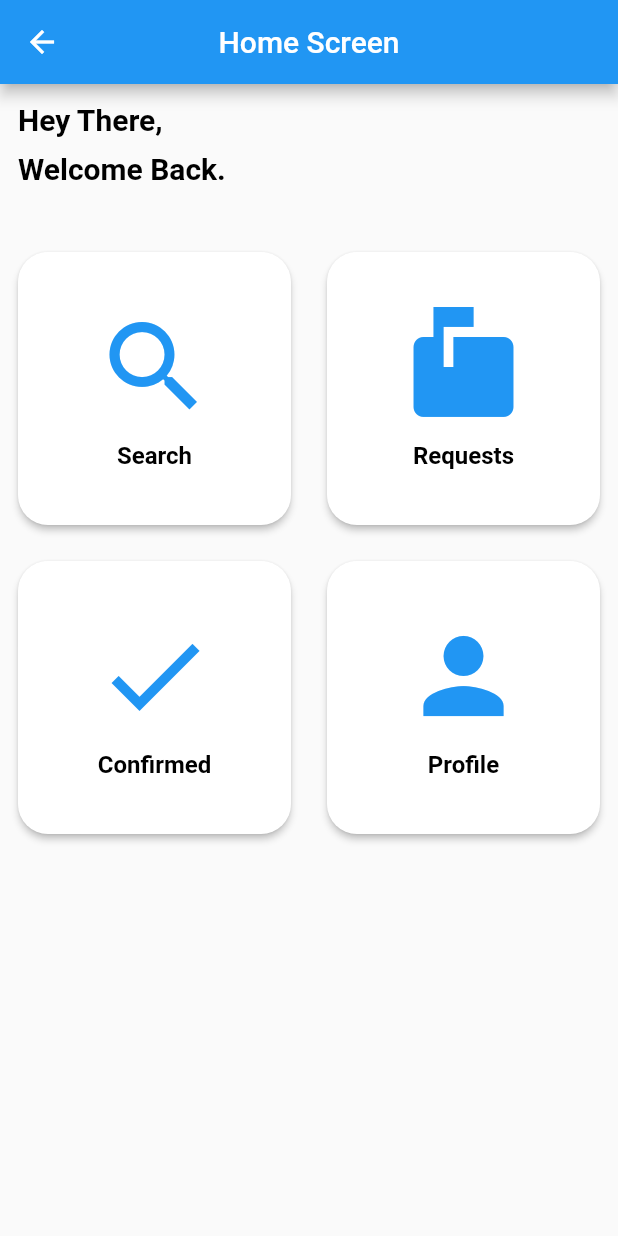
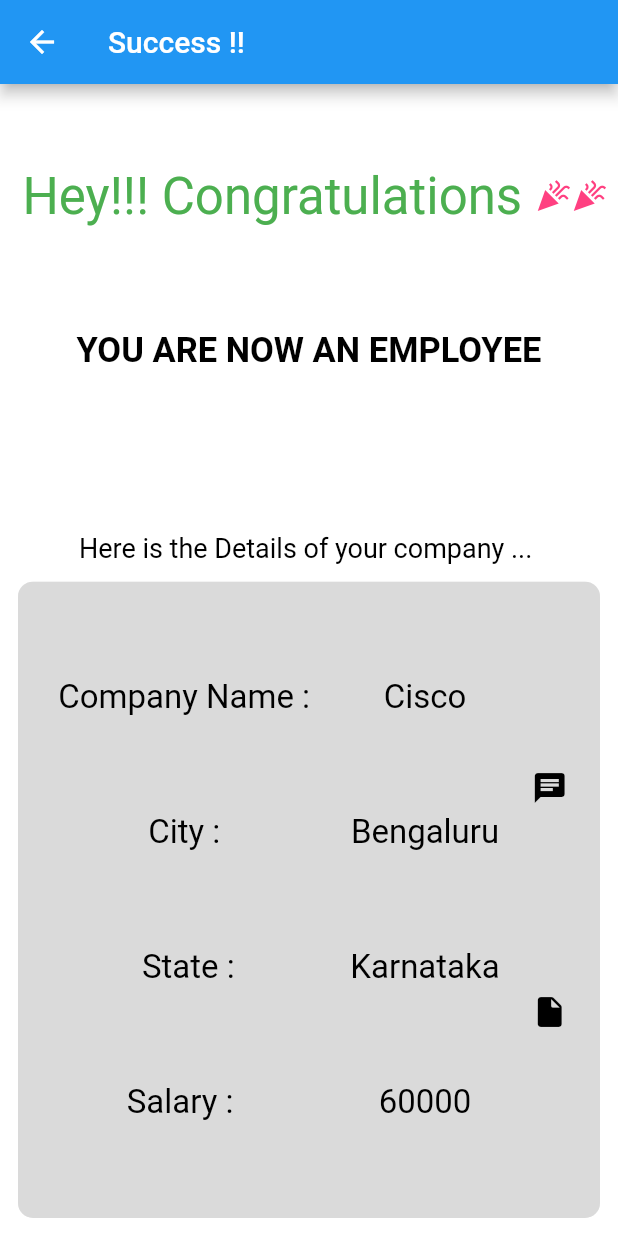
Before and after one commit to santoshparshetty/co-run, a Flutter app: the HomeScreen screen opened by its route, after a tap on "Confirmed", on a phone screen of 412 x 824 dp. Run offline on Flutter 3.47's test engine with Material 2 defaults, Android fonts, the light colour scheme and no system bars; our stand-ins replace cached_network_image, cloud_firestore, file_picker, firebase_auth, firebase_storage, image_picker; missing offline and left inert: pdf_flutter; accounts and stored records are empty.

```diff
--- a/co_run/lib/router/router.dart
+++ b/co_run/lib/router/router.dart
@@ -12,7 +12,7 @@
   static Route<dynamic> generateRoute(RouteSettings settings) {
     switch (settings.name) {
       case Routes.splash:
-        return MaterialPageRoute(builder: (_) => HomeScreen());
+        return MaterialPageRoute(builder: (_) => SplashScreen());
       case Routes.start:
         return MaterialPageRoute(builder: (_) => Start());
       case Routes.authScreen:
--- /dev/null
+++ b/co_run/lib/screens/test_screens/conclusion_page.dart
@@ -0,0 +1,108 @@
+import 'package:flutter/material.dart';
+
+const kcelebrationIcon=    Icon(Icons.celebration,color: Colors.pinkAccent,);
+const kTextStyle = TextStyle(color: Colors.black,fontSize: 22);
+const kCongratsText=TextStyle(color: Colors.green,fontSize: 34);
+
+class ConclusionPage extends StatefulWidget {
+  @override
+  _ConclusionPageState createState() => _ConclusionPageState();
+}
+
+class _ConclusionPageState extends State<ConclusionPage> {
+  String companyName='Cisco';
+  String companyCity='Bengaluru';
+  String companyState='Karnataka';
+  int salary=60000;
+  @override
+  Widget build(BuildContext context) {
+    return  Scaffold(
+      backgroundColor: Colors.white,
+      appBar: AppBar(
+        title: Text('Success !!'),
+      ),
+      body: Column(
+        children: <Widget>[
+          Expanded(
+              child:  Container(
+                child: Row(
+                  mainAxisAlignment: MainAxisAlignment.spaceEvenly,
+            children: <Widget>[
+                 Text('Hey!!! Congratulations ',style: kCongratsText,),
+                 kcelebrationIcon,
+                 kcelebrationIcon
+               ],
+            ),
+               margin: EdgeInsets.all(15),
+              decoration: BoxDecoration(
+              color: Colors.white30,
+                borderRadius: BorderRadius.circular(10.0),
+
+      ),
+          ),),
+          Expanded(
+            child:  Container(
+              child: Text('YOU ARE NOW AN EMPLOYEE',style: TextStyle(color: Colors.black,fontSize: 23,fontWeight: FontWeight.bold,),),
+              margin: EdgeInsets.all(15),
+              decoration: BoxDecoration(
+                color: Colors.white30,
+                borderRadius: BorderRadius.circular(10.0),
+
+              ),
+            ),),
+          Text('Here is the Details of your company ... ',style: TextStyle(color: Colors.black,fontSize: 18,),),
+          Expanded(
+            flex: 3,
+            child:Container(
+              child: Row(
+                mainAxisAlignment: MainAxisAlignment.spaceEvenly,
+                crossAxisAlignment: CrossAxisAlignment.stretch,
+                children: <Widget>[
+
+                  Column(
+                    mainAxisAlignment: MainAxisAlignment.spaceEvenly,
+                    children: <Widget>[
+                      Text(' Company Name : ',style: kTextStyle,),
+                      Text(' City : ',style: kTextStyle,),
+                      Text(' State :' ,style: kTextStyle,),
+                      Text('Salary : ',style: kTextStyle,),
+
+                    ],
+                  ),
+                  Column(
+                    mainAxisAlignment: MainAxisAlignment.spaceEvenly,
+                    children: <Widget>[
+                      Text('$companyName',style: kTextStyle,),
+                      Text('$companyCity',style: kTextStyle,),
+                      Text('$companyState',style: kTextStyle,),
+                      Text('$salary',style: kTextStyle,),
+
+                    ],
+                  ),
+                  Column(
+                    mainAxisAlignment: MainAxisAlignment.spaceEvenly,
+                    children: <Widget>[
+                      Icon(Icons.chat,color: Colors.black,),
+                      Icon(Icons.insert_drive_file_rounded,color: Colors.black,),
+
+                    ],
+                  ),
+                ],
+              ),
+              margin: EdgeInsets.all(12),
+              decoration: BoxDecoration(
+                color: Colors.white30,
+                borderRadius: BorderRadius.circular(10.0),
+                boxShadow: [
+                  BoxShadow(
+                    color: Colors.grey[400].withOpacity(0.8),
+                  ),
+                ],
+              ),
+            ),
+          ),
+        ],
+      ),
+    );
+  }
+}
--- a/co_run/lib/screens/test_screens/home_screen.dart
+++ b/co_run/lib/screens/test_screens/home_screen.dart
@@ -2,10 +2,13 @@
 import 'package:co_run/components/requests_compo.dart';
 import 'package:co_run/resources/colors.dart';
 import 'package:co_run/resources/strings.dart';
+import 'package:co_run/screens/test_screens/testjob(1).dart';
 import 'package:co_run/themes/themes.dart';
 import 'package:firebase_auth/firebase_auth.dart';
 import 'package:flutter/material.dart';
 import 'package:flutter/widgets.dart';
+
+import 'conclusion_page.dart';
 
 class HomeScreen extends StatefulWidget {
   @override
@@ -67,6 +70,7 @@
                     final FirebaseUser user = await auth.currentUser();
                     uid = user.uid;
                     uid = 'QsUOSmYt9CujIeOzcYBY';
+                    //'eO195crFi5ZAkjHArR9RULBIVF23';
                     await Firestore.instance
                         .collection('users/H7UmGyyf51BhTJmZbRP3/user_details')
                         .document('$uid')
@@ -99,12 +103,27 @@
                 getOption(
                   name: 'Confirmed',
                   icon: Icons.check,
-                  onPressed: () {},
+                  onPressed: () {
+                    Navigator.push(
+                      context,
+                      MaterialPageRoute(builder: (context) => ConclusionPage()),
+                    );
+                  },
                 ),
                 getOption(
                   name: 'Profile',
                   icon: Icons.person,
                   onPressed: () {},
+                ),
+                getOption(
+                  name: 'Accept/reject',
+                  icon: Icons.person,
+                  onPressed: () {
+                      Navigator.push(
+                        context,
+                        MaterialPageRoute(builder: (context) => TestJob()),
+                      );
+                    },
                 ),
               ],
             ),
```
Also changed, not shown: co_run/lib/components/requests_compo.dart (+148 -37 lines), co_run/lib/screens/test_screens/testjob(1).dart (added, +123 -0 lines).
